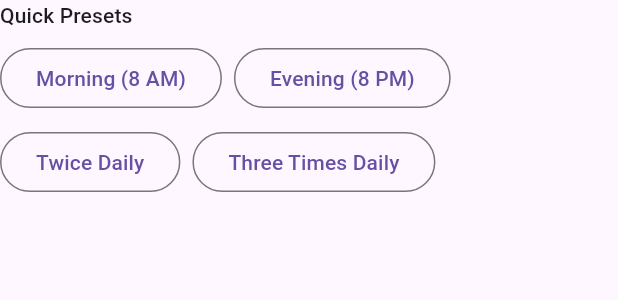
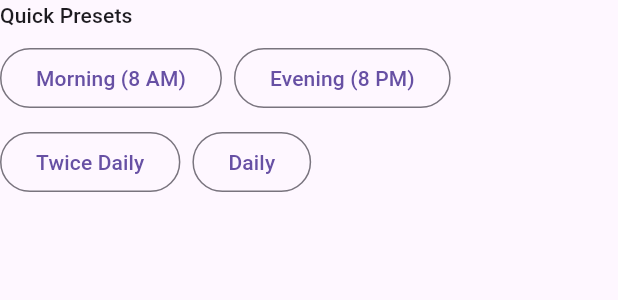
Before and after one commit to pndaRN/ComplyHealth, a Flutter app: the TimingPresetButtons widget shown alone on an empty page, opened directly with empty values, on a phone screen of 412 x 824 dp. Shown: the top 300 px of the screen. Run offline on Flutter 3.47's test engine with Material 3 defaults, Android fonts, the phone set to English and light mode, and no system bars; our stand-ins replace flutter_riverpod, hive, hive_flutter; accounts and stored records are empty.

Commit message:
feat(frontend): add "Daily" button to timing preset options
Co-authored-by: aider (ollama/qwen2.5-coder:7b) <aider@aider.chat>

```diff
--- a/frontend/lib/features/medications/widgets/timing_preset_buttons.dart
+++ b/frontend/lib/features/medications/widgets/timing_preset_buttons.dart
@@ -38,11 +38,9 @@ class TimingPresetButtons extends StatelessWidget {
               ]),
             ),
             _PresetButton(
-              label: 'Three Times Daily',
+              label: 'Daily',
               onPressed: () => onTimesSelected([
-                const TimeOfDay(hour: 8, minute: 0),
-                const TimeOfDay(hour: 14, minute: 0),
-                const TimeOfDay(hour: 20, minute: 0),
+                const TimeOfDay(hour: 12, minute: 0), // Example time for daily
               ]),
             ),
           ],
```
